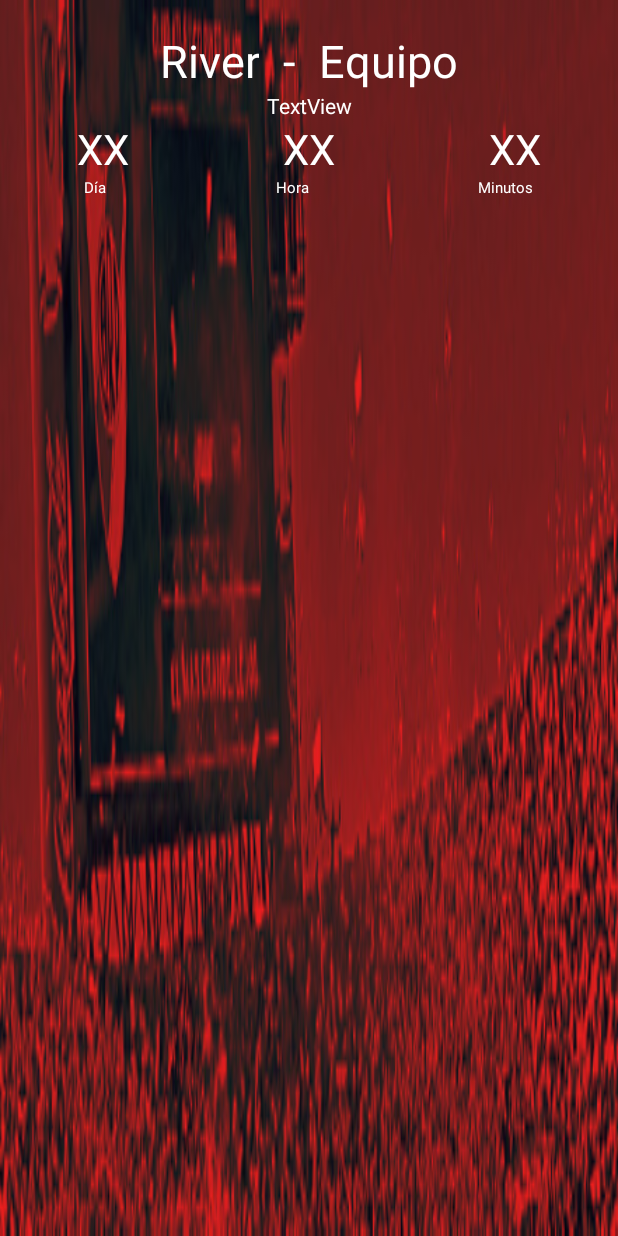
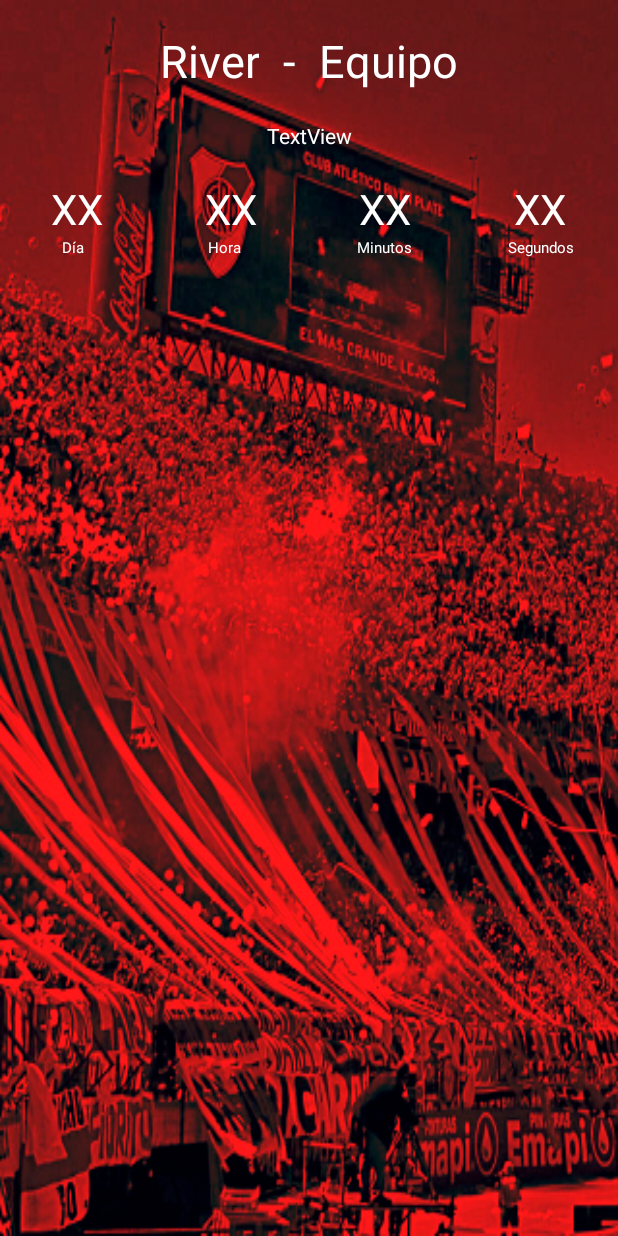
Before and after one commit to rubendarioramirez/CountdownTimer, an Android app: the layout timer_widget.xml on its own in the app's theme, with its tools: preview values and no code run, on a phone screen of 412 x 824 dp. Run offline under Robolectric (Android 15) with nearby library versions, the phone set to English and light mode, and no system bars; Roboto replaces fonts that are not available here.

```diff
--- a/app/src/main/AndroidManifest.xml
+++ b/app/src/main/AndroidManifest.xml
@@ -46,7 +46,8 @@
         <service
             android:name=".TimerService"
             android:enabled="true"
-            android:exported="true"></service>
+            android:exported="true" />
+
     </application>
 
 </manifest>
--- a/app/src/main/java/com/android/rramirez/countdowntimer/getFechaTask.java
+++ b/app/src/main/java/com/android/rramirez/countdowntimer/getFechaTask.java
@@ -13,11 +13,13 @@
 import java.io.IOException;
 import java.io.InputStream;
 import java.io.InputStreamReader;
+import java.io.UnsupportedEncodingException;
 import java.net.HttpURLConnection;
 import java.net.URL;
+import java.net.URLDecoder;
 
 
-    public class getFechaTask extends AsyncTask<String, Void, String> {
+public class getFechaTask extends AsyncTask<String, Void, String> {
 
         private Context mContext;
 
--- a/app/src/main/res/layout/timer_widget.xml
+++ b/app/src/main/res/layout/timer_widget.xml
@@ -1,7 +1,7 @@
 <?xml version="1.0" encoding="utf-8"?>
 <LinearLayout xmlns:android="http://schemas.android.com/apk/res/android"
     android:layout_width="match_parent" android:layout_height="match_parent"
-    android:background="@drawable/widget_background"
+    android:background="@drawable/background"
     android:orientation="vertical">
 
     <LinearLayout
@@ -57,7 +57,8 @@
         android:layout_width="match_parent"
         android:layout_height="wrap_content"
         android:layout_below="@+id/linearLayout"
-        android:gravity="center">
+        android:gravity="center"
+        android:layout_marginTop="20dp">
 
         <LinearLayout
             android:orientation="horizontal"
@@ -82,7 +83,8 @@
         android:orientation="vertical"
         android:layout_width="match_parent"
         android:layout_height="wrap_content"
-        android:gravity="center">
+        android:gravity="center"
+        android:layout_marginTop="20dp">
 
         <LinearLayout
             android:orientation="horizontal"
@@ -119,6 +121,16 @@
                 android:textAppearance="@style/TextAppearance.AppCompat.Body1"
                 android:textSize="28sp" />
 
+            <TextView
+                android:text="XX"
+                android:layout_width="wrap_content"
+                android:layout_height="wrap_content"
+                android:id="@+id/secondCount"
+                android:layout_weight="1"
+                android:gravity="center_horizontal|center"
+                android:textAppearance="@style/TextAppearance.AppCompat.Body1"
+                android:textSize="28sp" />
+
         </LinearLayout>
 
     </LinearLayout>
@@ -138,7 +150,7 @@
                 android:layout_width="wrap_content"
                 android:layout_height="wrap_content"
                 android:id="@+id/textView15"
-                android:layout_weight="1"
+                android:layout_weight="1.15"
                 android:gravity="center_horizontal|center"
                 android:textAppearance="@style/TextAppearance.AppCompat.Body1"
                 android:textSize="10sp" />
@@ -148,7 +160,7 @@
                 android:layout_width="wrap_content"
                 android:layout_height="wrap_content"
                 android:id="@+id/textView16"
-                android:layout_weight="1"
+                android:layout_weight="1.15"
                 android:gravity="center_horizontal|center"
                 android:textAppearance="@style/TextAppearance.AppCompat.Body1"
                 android:textSize="10sp" />
@@ -163,6 +175,16 @@
                 android:textAppearance="@style/TextAppearance.AppCompat.Body1"
                 android:textSize="10sp" />
 
+            <TextView
+                android:text="Segundos"
+                android:layout_width="wrap_content"
+                android:layout_height="wrap_content"
+                android:id="@+id/textView2"
+                android:layout_weight="0.79"
+                android:gravity="center_horizontal|center"
+                android:textAppearance="@style/TextAppearance.AppCompat.Body1"
+                android:textSize="10sp" />
+
         </LinearLayout>
 
     </LinearLayout>
```
Also changed, not shown: app/src/main/java/com/android/rramirez/countdowntimer/AlarmManagerBroadcastReceiver.java (+12 -13 lines), app/src/main/java/com/android/rramirez/countdowntimer/MainActivity.java (+1 -6 lines), app/src/main/java/com/android/rramirez/countdowntimer/Utility.java (+5 -2 lines), app/src/main/java/com/android/rramirez/countdowntimer/timerWidget.java (+104 -27 lines), 1 other file.
